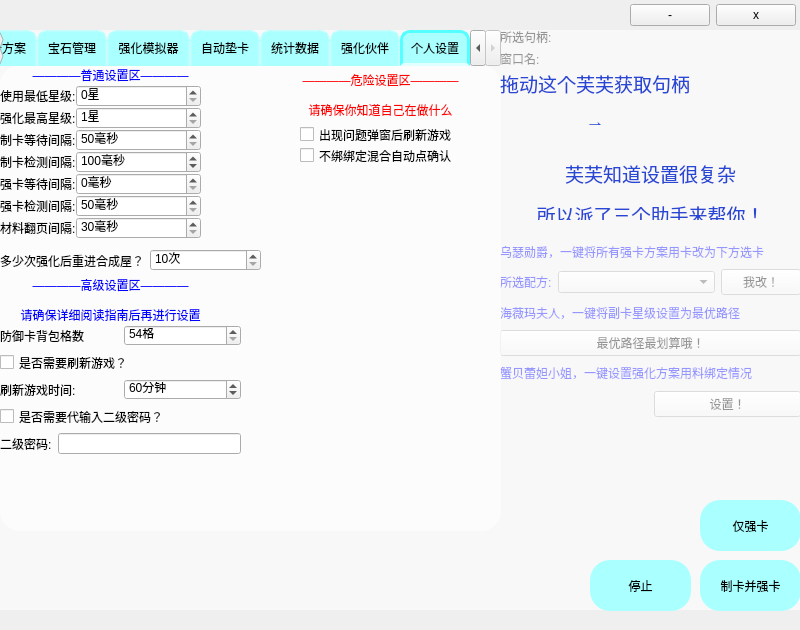
Above: GUI/天知强卡器.ui from a1929238/tenchi-cards-enhancer before the change. Below: the same form after it.
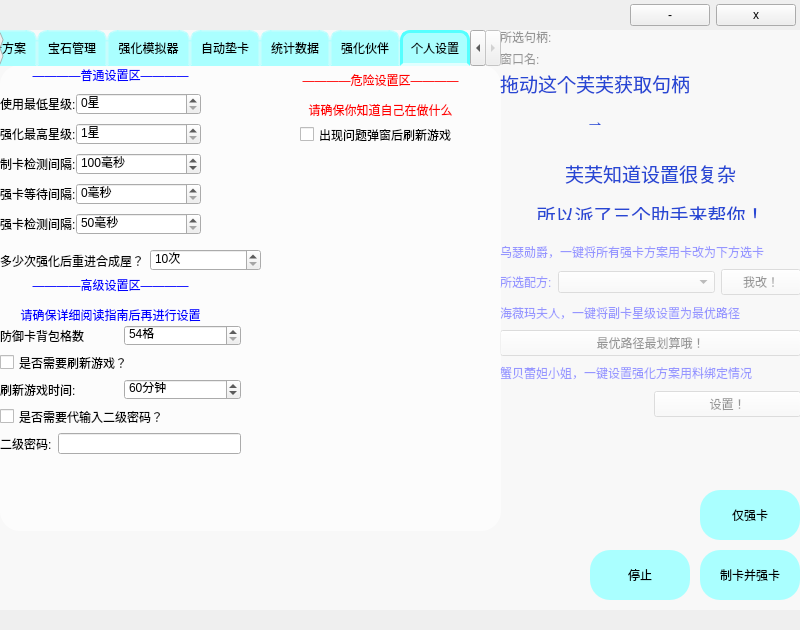
That is the form after the change. The open tabs and pages were chosen to show the change. Custom widgets are drawn as their Qt base class.

Commit message: v0.4.0 更改了ocr逻辑，数字ocr使用八位图片;更换原有的制卡检测方法，现在制卡达到了完备的速度和准确性；修复了句柄校验没有考虑缩放的BUG

```diff
--- a/GUI/天知强卡器.ui
+++ b/GUI/天知强卡器.ui
@@ -2869,45 +2869,6 @@
          </item>
         </layout>
        </item>
-       <item>
-        <layout class="QHBoxLayout" name="horizontalLayout_31">
-         <item>
-          <widget class="QLabel" name="label_5">
-           <property name="sizePolicy">
-            <sizepolicy hsizetype="Fixed" vsizetype="Preferred">
-             <horstretch>0</horstretch>
-             <verstretch>0</verstretch>
-            </sizepolicy>
-           </property>
-           <property name="text">
-            <string>制卡等待间隔:</string>
-           </property>
-          </widget>
-         </item>
-         <item>
-          <widget class="QSpinBox" name="produce_interval_input">
-           <property name="toolTip">
-            <string>推荐设置:300毫秒</string>
-           </property>
-           <property name="suffix">
-            <string>毫秒</string>
-           </property>
-           <property name="minimum">
-            <number>50</number>
-           </property>
-           <property name="maximum">
-            <number>1000</number>
-           </property>
-           <property name="singleStep">
-            <number>10</number>
-           </property>
-           <property name="value">
-            <number>50</number>
-           </property>
-          </widget>
-         </item>
-        </layout>
-       </item>
        <item>
         <layout class="QHBoxLayout" name="horizontalLayout_32">
          <item>
@@ -3016,42 +2977,6 @@
          </item>
         </layout>
        </item>
-       <item>
-        <layout class="QHBoxLayout" name="horizontalLayout_35">
-         <item>
-          <widget class="QLabel" name="label_45">
-           <property name="sizePolicy">
-            <sizepolicy hsizetype="Fixed" vsizetype="Preferred">
-             <horstretch>0</horstretch>
-             <verstretch>0</verstretch>
-            </sizepolicy>
-           </property>
-           <property name="text">
-            <string>材料翻页间隔:</string>
-           </property>
-          </widget>
-         </item>
-         <item>
-          <widget class="QSpinBox" name="spice_and_clover_interval_input">
-           <property name="toolTip">
-            <string>推荐设置:100毫秒,该项设置减小会让寻找四叶草与香料更加丝滑，但也会增加cpu负担</string>
-           </property>
-           <property name="suffix">
-            <string>毫秒</string>
-           </property>
-           <property name="minimum">
-            <number>30</number>
-           </property>
-           <property name="maximum">
-            <number>250</number>
-           </property>
-           <property name="singleStep">
-            <number>10</number>
-           </property>
-          </widget>
-         </item>
-        </layout>
-       </item>
       </layout>
      </widget>
      <widget class="QLabel" name="label_13">
@@ -3233,22 +3158,6 @@
        <string>出现问题弹窗后刷新游戏</string>
       </property>
      </widget>
-     <widget class="QCheckBox" name="mix_dialog_check">
-      <property name="geometry">
-       <rect>
-        <x>300</x>
-        <y>80</y>
-        <width>191</width>
-        <height>21</height>
-       </rect>
-      </property>
-      <property name="toolTip">
-       <string>不绑绑定混合强卡前请先把贵重卡片存放到储存室，以免发生损失</string>
-      </property>
-      <property name="text">
-       <string>不绑绑定混合自动点确认</string>
-      </property>
-     </widget>
     </widget>
    </widget>
    <widget class="QLabel" name="handle_tips">
@@ -3271,9 +3180,9 @@
     <property name="geometry">
      <rect>
       <x>700</x>
-      <y>560</y>
-      <width>101</width>
-      <height>51</height>
+      <y>550</y>
+      <width>100</width>
+      <height>50</height>
      </rect>
     </property>
     <property name="toolTip">
@@ -3291,9 +3200,9 @@
     <property name="geometry">
      <rect>
       <x>700</x>
-      <y>500</y>
-      <width>101</width>
-      <height>51</height>
+      <y>490</y>
+      <width>100</width>
+      <height>50</height>
      </rect>
     </property>
     <property name="toolTip">
@@ -3365,9 +3274,9 @@
     <property name="geometry">
      <rect>
       <x>590</x>
-      <y>560</y>
-      <width>101</width>
-      <height>51</height>
+      <y>550</y>
+      <width>100</width>
+      <height>50</height>
      </rect>
     </property>
     <property name="toolTip">
```
Left out of the diff: 2 changed lines with no effect on the pictures. The commit also changes 53 other files.
